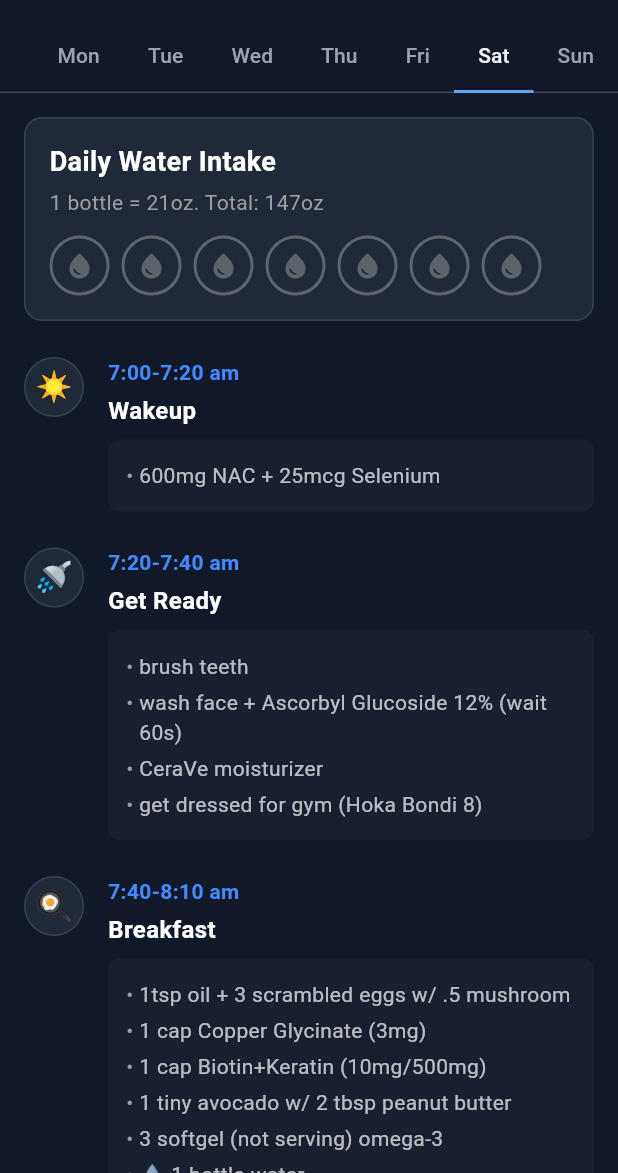
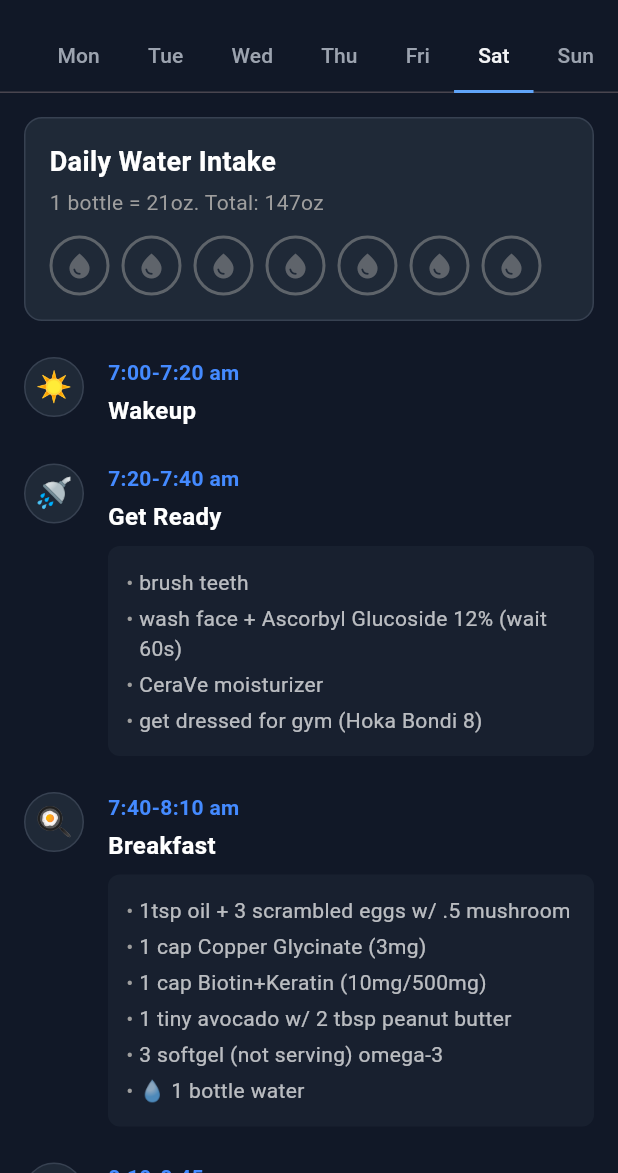
Before and after one commit to elmustslay/daily-blueprint, a Flutter app: the DailyPlanScreen screen opened directly, tab 6 chosen, on a phone screen of 412 x 824 dp, the part 63-1236 px from its top. Run offline on Flutter 3.47's test engine with Material 3 defaults, Android fonts, the phone set to English and light mode, and no system bars; our stand-ins replace fl_chart, flutter_riverpod, share_plus, shared_preferences, sqflite; accounts and stored records are empty.

Commit message:
refactor: move nac on addy days and remove peanut butter from shopping list

```diff
--- a/lib/features/daily_plan/data/daily_plan_data.dart
+++ b/lib/features/daily_plan/data/daily_plan_data.dart
@@ -161,7 +161,7 @@ class DailyPlanData {
       TimelineItem(time: '10:00-11:00 pm', title: 'Night Supplement + Read/Reflect', icon: '🌙', details: ['3 Magnesium Glycinate capsule', 'Cerave Moisturizer', 'Retinol Serum']),
     ],
     'sat': [
-      TimelineItem(time: '7:00-7:20 am', title: 'Wakeup', icon: '☀️', details: ['600mg NAC + 25mcg Selenium']),
+      TimelineItem(time: '7:00-7:20 am', title: 'Wakeup', icon: '☀️'),
       TimelineItem(time: '7:20-7:40 am', title: 'Get Ready', icon: '🚿', details: ['brush teeth', 'wash face + Ascorbyl Glucoside 12% (wait 60s)', 'CeraVe moisturizer', 'get dressed for gym (Hoka Bondi 8)']),
       TimelineItem(time: '7:40-8:10 am', title: 'Breakfast', icon: '🍳', details: ['1tsp oil + 3 scrambled eggs w/ .5 mushroom', '1 cap Copper Glycinate (3mg)', '1 cap Biotin+Keratin (10mg/500mg)', '1 tiny avocado w/ 2 tbsp peanut butter', '3 softgel (not serving) omega-3', '💧 1 bottle water']),
       TimelineItem(time: '8:10-8:45 am', title: 'Relax', icon: '📖', details: ['20mg adderall IR']),
@@ -177,10 +177,10 @@ class DailyPlanData {
       TimelineItem(time: '7:30-8:00 pm', title: 'Dinner', icon: '🍗', details: ['1 serving of my pasta', '💧 1 bottle water']),
       TimelineItem(time: '8:00-9:00 pm', title: 'Chores & Clean Up', icon: '🧼', details: ['1 scoop casein protein', '1 tbsp Chia Seeds', '2 cap Ashwagandha']),
       TimelineItem(time: '9:15-10:00 pm', title: 'Shower & Bed Prep', icon: '🚿', details: ['minoxidil treatment brush on beard (wait until face is dry)']),
-      TimelineItem(time: '10:00-10:45 pm', title: 'Night Supplement + Read/Reflect', icon: '🌙', details: ['2 Magnesium Glycinate capsule', 'Cerave Moisturizer', 'Joseon alpha-arbutin']),
+      TimelineItem(time: '10:00-10:45 pm', title: 'Night Supplement + Read/Reflect', icon: '🌙', details: ['600mg NAC + 25mcg Selenium', '2 Magnesium Glycinate capsule', 'Cerave Moisturizer', 'Joseon alpha-arbutin']),
     ],
     'sun': [
-      TimelineItem(time: '7:00-7:30 am', title: 'Wakeup + get ready', icon: '☀️', details: ['brush teeth', 'wash face + Ascorbyl Glucoside 12% (wait 60s)', 'CeraVe moisturizer', 'get dressed for shopping (NK 9060)', '600mg NAC + 25mcg Selenium']),
+      TimelineItem(time: '7:00-7:30 am', title: 'Wakeup + get ready', icon: '☀️', details: ['brush teeth', 'wash face + Ascorbyl Glucoside 12% (wait 60s)', 'CeraVe moisturizer', 'get dressed for shopping (NK 9060)']),
       TimelineItem(time: '7:30-9:00 am', title: 'Morning Reading', icon: '📖', details: ['reading']),
       TimelineItem(time: '9:00-9:30 am', title: 'Breakfast', icon: '🍳', details: ['1tsp oil + 3 scrambled eggs', '1 cap Copper Glycinate (3mg)', '1 cap Biotin+Keratin (10mg/500mg)', '20mg adderall IR', '3 softgel (not serving) omega-3', '1 tbsp peanut butter w/ 1 tiny avocado', '💧 1 bottle water']),
       TimelineItem(time: '9:30-2:00 pm', title: 'Study Time', icon: '📚'),
@@ -192,7 +192,7 @@ class DailyPlanData {
       TimelineItem(time: '7:00-7:25 pm', title: 'Dinner', icon: '🥩', details: ['0.5 lbs top sirloin steak w/ 1/5 (5th) bag spinach', '2 cup (rest) 2% ultra-pasteurized milk']),
       TimelineItem(time: '7:25-8:00 pm', title: 'Chores & Clean Up', icon: '🧼', details: ['1 scoop casein protein', '1 tbsp Chia Seeds', '2 cap Ashwagandha', '💧 1 bottle water']),
       TimelineItem(time: '8:00-9:00 pm', title: 'Shower & Bed Prep', icon: '🚿', details: ['Do Dermaroller (No minoxidil)']),
-      TimelineItem(time: '9:00-9:15 pm', title: 'Night Supplement', icon: '🌙', details: ['2 Magnesium Glycinate capsule', 'Cerave Moisturizer']),
+      TimelineItem(time: '9:00-9:15 pm', title: 'Night Supplement', icon: '🌙', details: ['600mg NAC + 25mcg Selenium', '2 Magnesium Glycinate capsule', 'Cerave Moisturizer']),
       TimelineItem(time: '9:15-10:30 pm', title: 'Read/Reflect & Sleep', icon: '😴'),
     ],
   };
--- a/lib/features/shopping_list/presentation/shopping_list_screen.dart
+++ b/lib/features/shopping_list/presentation/shopping_list_screen.dart
@@ -49,7 +49,6 @@ class ShoppingListNotifier extends Notifier<List<ShoppingItem>> {
       ShoppingItem(id: 'oth-2', name: 'Chickpea Fusilli Pasta', subtext: '1 box (need 12oz)'),
       ShoppingItem(id: 'oth-3', name: 'Quinoa', subtext: '1 bag (need 1 cup)'),
       ShoppingItem(id: 'oth-4', name: 'Marinara Sauce', subtext: '2 jar (48 oz)'),
-      ShoppingItem(id: 'oth-5', name: 'Peanut butter', subtext: '1 jar'),
       ShoppingItem(id: 'oth-6', name: 'Almonds', subtext: '1 bag (need 1 cup)'),
       ShoppingItem(id: 'oth-7', name: 'Nutritional Yeast', subtext: '1 container (need 12tbsp)'),
       ShoppingItem(id: 'oth-8', name: 'Avocado Oil', subtext: '1 bottle'),
```
